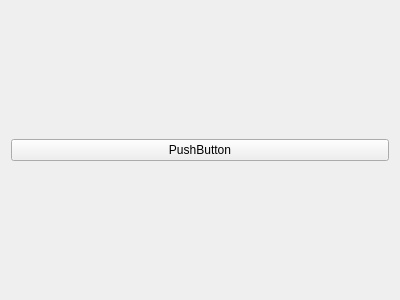
This is frontend/withdrawalscreen.ui in Anoromi/upa_atm as Qt 5 draws it before an edit. The edited form follows.
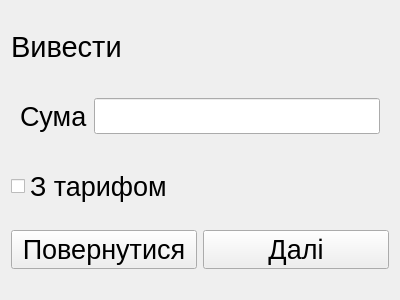
This is the edited form.

```diff
--- a/frontend/withdrawalscreen.ui
+++ b/frontend/withdrawalscreen.ui
@@ -13,11 +13,94 @@
   <property name="windowTitle">
    <string>Form</string>
   </property>
-  <layout class="QVBoxLayout" name="verticalLayout">
-   <item>
-    <widget class="QPushButton" name="pushButton">
+  <layout class="QGridLayout" name="gridLayout" rowstretch="0,0,0,0,0,0,0">
+   <property name="sizeConstraint">
+    <enum>QLayout::SetDefaultConstraint</enum>
+   </property>
+   <item row="3" column="0">
+    <widget class="QCheckBox" name="tariff">
+     <property name="font">
+      <font>
+       <pointsize>20</pointsize>
+      </font>
+     </property>
      <property name="text">
-      <string>PushButton</string>
+      <string>З тарифом</string>
+     </property>
+    </widget>
+   </item>
+   <item row="1" column="0" colspan="2">
+    <widget class="QWidget" name="horizontalWidget" native="true">
+     <property name="sizePolicy">
+      <sizepolicy hsizetype="Preferred" vsizetype="Maximum">
+       <horstretch>0</horstretch>
+       <verstretch>0</verstretch>
+      </sizepolicy>
+     </property>
+     <layout class="QHBoxLayout" name="horizontalLayout">
+      <item>
+       <widget class="QLabel" name="label_2">
+        <property name="font">
+         <font>
+          <pointsize>20</pointsize>
+         </font>
+        </property>
+        <property name="text">
+         <string>Сума</string>
+        </property>
+       </widget>
+      </item>
+      <item>
+       <widget class="QLineEdit" name="money">
+        <property name="font">
+         <font>
+          <pointsize>18</pointsize>
+         </font>
+        </property>
+       </widget>
+      </item>
+     </layout>
+    </widget>
+   </item>
+   <item row="0" column="0" colspan="2">
+    <widget class="QLabel" name="label">
+     <property name="sizePolicy">
+      <sizepolicy hsizetype="Preferred" vsizetype="Fixed">
+       <horstretch>0</horstretch>
+       <verstretch>0</verstretch>
+      </sizepolicy>
+     </property>
+     <property name="font">
+      <font>
+       <pointsize>22</pointsize>
+      </font>
+     </property>
+     <property name="text">
+      <string>Вивести</string>
+     </property>
+    </widget>
+   </item>
+   <item row="4" column="0">
+    <widget class="QPushButton" name="back">
+     <property name="font">
+      <font>
+       <pointsize>20</pointsize>
+      </font>
+     </property>
+     <property name="text">
+      <string>Повернутися</string>
+     </property>
+    </widget>
+   </item>
+   <item row="4" column="1">
+    <widget class="QPushButton" name="moveNext">
+     <property name="font">
+      <font>
+       <pointsize>20</pointsize>
+      </font>
+     </property>
+     <property name="text">
+      <string>Далі</string>
      </property>
     </widget>
    </item>
```
